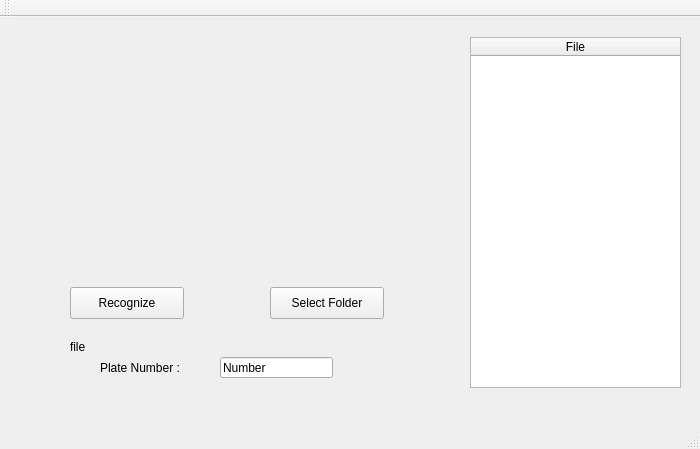
Old version of the form Client/mainwindow.ui in the repository monsty/licenserecognizer.
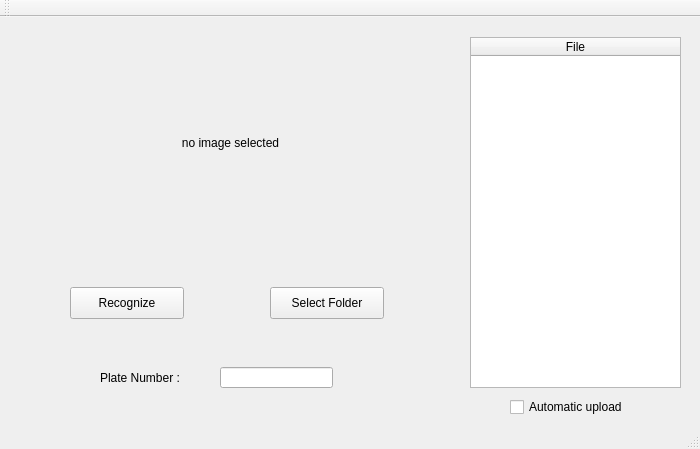
New version of the form.

```diff
--- a/Client/mainwindow.ui
+++ b/Client/mainwindow.ui
@@ -74,20 +74,20 @@
     <property name="geometry">
      <rect>
       <x>220</x>
-      <y>340</y>
+      <y>350</y>
       <width>113</width>
       <height>21</height>
      </rect>
     </property>
     <property name="text">
-     <string>Number</string>
+     <string/>
     </property>
    </widget>
    <widget class="QLabel" name="label">
     <property name="geometry">
      <rect>
       <x>100</x>
-      <y>340</y>
+      <y>350</y>
       <width>111</width>
       <height>21</height>
      </rect>
@@ -106,23 +106,42 @@
      </rect>
     </property>
     <property name="text">
-     <string/>
+     <string>no image selected</string>
     </property>
     <property name="scaledContents">
      <bool>true</bool>
     </property>
+    <property name="alignment">
+     <set>Qt::AlignCenter</set>
+    </property>
    </widget>
    <widget class="QLabel" name="label_3">
     <property name="geometry">
      <rect>
-      <x>70</x>
+      <x>20</x>
       <y>320</y>
-      <width>331</width>
+      <width>431</width>
       <height>20</height>
      </rect>
     </property>
     <property name="text">
-     <string>file</string>
+     <string/>
+    </property>
+    <property name="alignment">
+     <set>Qt::AlignCenter</set>
+    </property>
+   </widget>
+   <widget class="QCheckBox" name="checkBox">
+    <property name="geometry">
+     <rect>
+      <x>510</x>
+      <y>380</y>
+      <width>141</width>
+      <height>20</height>
+     </rect>
+    </property>
+    <property name="text">
+     <string>Automatic upload</string>
     </property>
    </widget>
   </widget>
```
Left out of the diff: 6 changed lines with no effect on the pictures.
